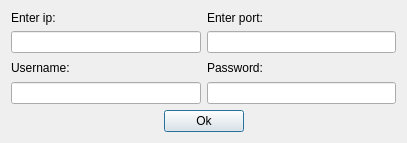
Before: the Qt Designer form Lab4/SMTPSender/portdialog.ui in rodimov/NetworksLabs_SUT, drawn with Qt 5.
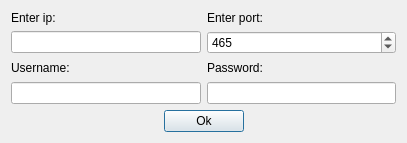
After: the same form once the commit is applied.

```diff
--- a/Lab4/SMTPSender/portdialog.ui
+++ b/Lab4/SMTPSender/portdialog.ui
@@ -30,7 +30,17 @@
       </widget>
      </item>
      <item>
-      <widget class="QLineEdit" name="port"/>
+      <widget class="QSpinBox" name="port">
+       <property name="minimum">
+        <number>1</number>
+       </property>
+       <property name="maximum">
+        <number>65535</number>
+       </property>
+       <property name="value">
+        <number>465</number>
+       </property>
+      </widget>
      </item>
     </layout>
    </item>
```
